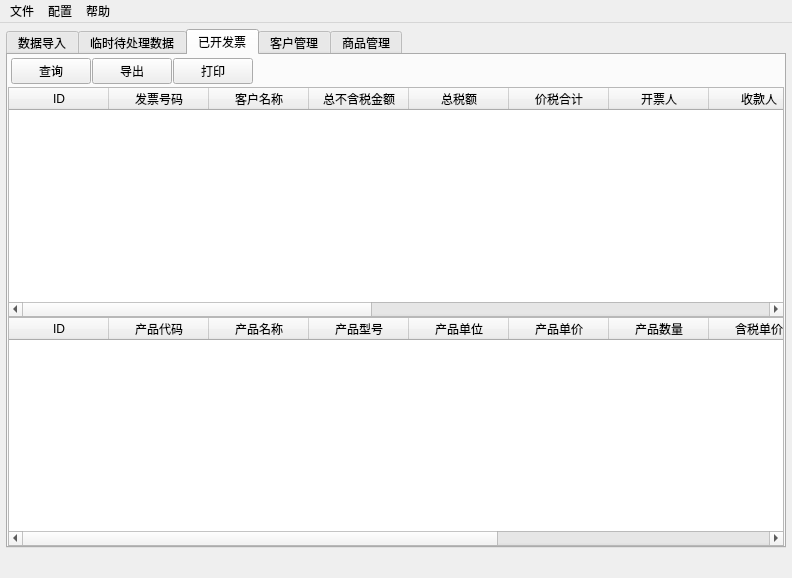
Before: the Qt Designer form src/invoice/gui/mainwindow.ui in lcw2004/fapiao, drawn with Qt 5.
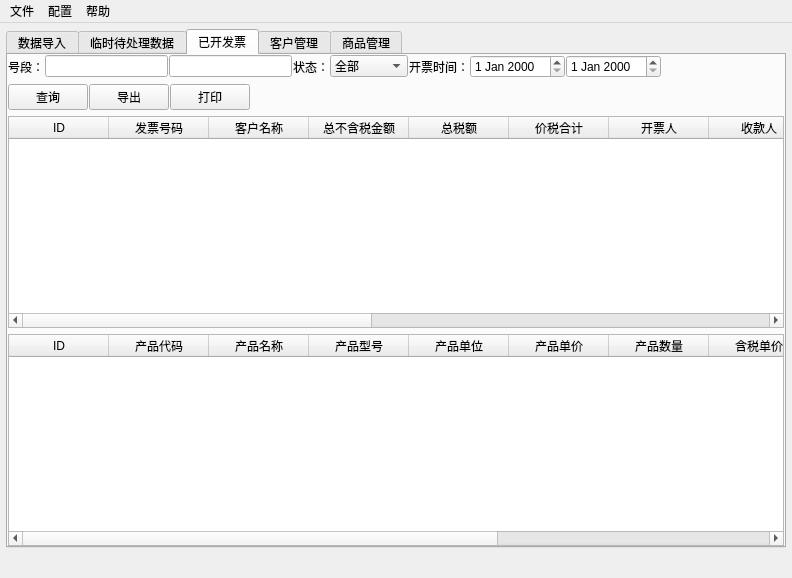
After: the same form once the commit is applied. Icons and pictures are not drawn.

What changed in the file:
```diff
--- a/src/invoice/gui/mainwindow.ui
+++ b/src/invoice/gui/mainwindow.ui
@@ -440,18 +440,104 @@
        </attribute>
        <layout class="QVBoxLayout" name="verticalLayout_8">
         <property name="spacing">
-         <number>0</number>
+         <number>6</number>
         </property>
         <property name="margin">
          <number>0</number>
         </property>
+        <item>
+         <layout class="QHBoxLayout" name="horizontalLayout_7">
+          <property name="spacing">
+           <number>1</number>
+          </property>
+          <property name="topMargin">
+           <number>0</number>
+          </property>
+          <item>
+           <widget class="QLabel" name="label_2">
+            <property name="text">
+             <string>号段：</string>
+            </property>
+           </widget>
+          </item>
+          <item>
+           <widget class="QLineEdit" name="ok_invoice_start_num_edit">
+            <property name="toolTip">
+             <string/>
+            </property>
+           </widget>
+          </item>
+          <item>
+           <widget class="QLineEdit" name="ok_invoice_end_num_edit">
+            <property name="baseSize">
+             <size>
+              <width>0</width>
+              <height>0</height>
+             </size>
+            </property>
+           </widget>
+          </item>
+          <item>
+           <widget class="QLabel" name="label_3">
+            <property name="text">
+             <string>状态：</string>
+            </property>
+           </widget>
+          </item>
+          <item>
+           <widget class="QComboBox" name="comboBox">
+            <item>
+             <property name="text">
+              <string>全部</string>
+             </property>
+            </item>
+            <item>
+             <property name="text">
+              <string>正常发票</string>
+             </property>
+            </item>
+            <item>
+             <property name="text">
+              <string>作废发票</string>
+             </property>
+            </item>
+           </widget>
+          </item>
+          <item>
+           <widget class="QLabel" name="label_4">
+            <property name="text">
+             <string>开票时间：</string>
+            </property>
+           </widget>
+          </item>
+          <item>
+           <widget class="QDateEdit" name="ok_invoice_start_time_edit"/>
+          </item>
+          <item>
+           <widget class="QDateEdit" name="ok_invoice_end_time_edit"/>
+          </item>
+          <item>
+           <spacer name="horizontalSpacer_7">
+            <property name="orientation">
+             <enum>Qt::Horizontal</enum>
+            </property>
+            <property name="sizeHint" stdset="0">
+             <size>
+              <width>40</width>
+              <height>20</height>
+             </size>
+            </property>
+           </spacer>
+          </item>
+         </layout>
+        </item>
         <item>
          <layout class="QHBoxLayout" name="horizontalLayout_5">
           <property name="spacing">
            <number>1</number>
           </property>
           <property name="margin">
-           <number>3</number>
+           <number>0</number>
           </property>
           <item>
            <widget class="QPushButton" name="ok_invoice_filter_btn">
```
